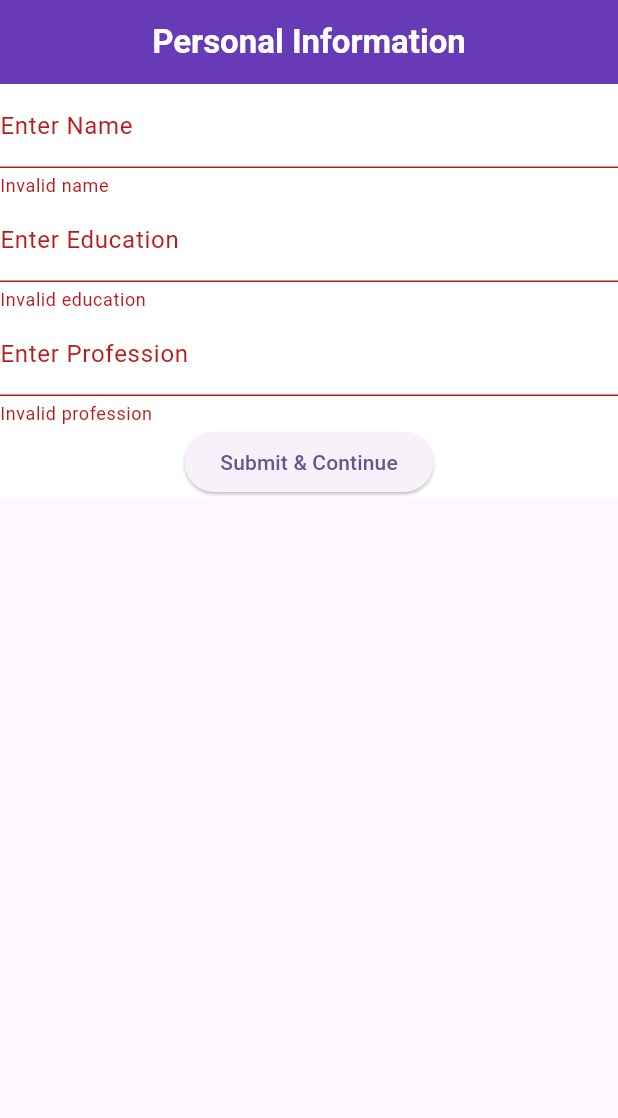
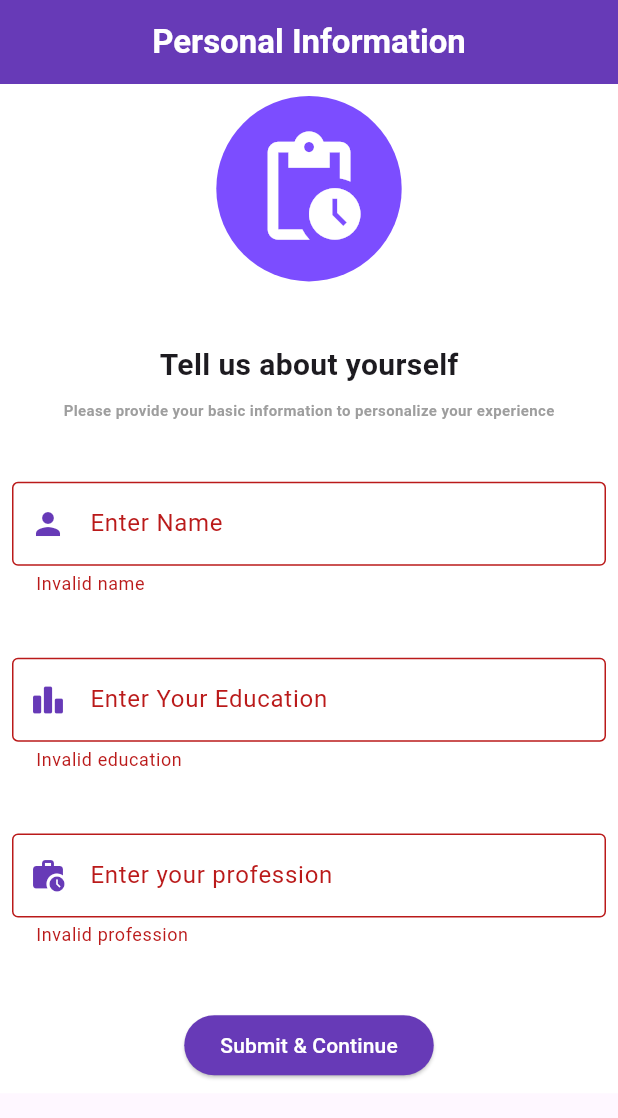
Before and after one commit to abdulsamad010/skillcheck_flutter, a Flutter app: the screen it shows after launch, after a tap on "Submit & Continue", on a phone screen of 412 x 824 dp. Shown: the top 1118 px of the screen. Run offline on Flutter 3.47's test engine with Material 3 defaults, Android fonts, the phone set to English and light mode, and no system bars; our stand-ins replace bloc, flutter_bloc, sqflite; accounts and stored records are empty.

Commit message:
improved personal information screen UI

```diff
--- a/lib/features/personal_information/personal_information_screen.dart
+++ b/lib/features/personal_information/personal_information_screen.dart
@@ -37,6 +37,8 @@ class _PersonalInformationScreenState extends State<PersonalInformationScreen> {
 
   @override
   Widget build(BuildContext context) {
+    final height=MediaQuery.sizeOf(context).height;
+    final width=MediaQuery.sizeOf(context).width;
     return BlocProvider(
       create: (context)=> PersonalBloc(),
       child: Builder(
@@ -45,6 +47,7 @@ class _PersonalInformationScreenState extends State<PersonalInformationScreen> {
             appBar: CustomAppBar(name: "Personal Information"),
 
             body: Container(
+              padding: EdgeInsets.all(8),
               decoration: BoxDecoration(
                 color: Colors.white
               ),
@@ -52,43 +55,86 @@ class _PersonalInformationScreenState extends State<PersonalInformationScreen> {
                 key: formKey,
                 child: SingleChildScrollView(
                   child: Column(
+                    mainAxisAlignment: MainAxisAlignment.spaceBetween,
                     children: [
 
+                      Container(
 
+                      height: width*0.3,width: width*0.3,
+                        decoration: BoxDecoration(
+                          color: Colors.deepPurpleAccent,
+                          borderRadius: BorderRadius.circular(200)
+                        ),
+                        child: Icon(Icons.pending_actions,color: Colors.white,size: width*0.2,)),
+
+                      SizedBox(height: height*0.05,),
+
+                      Text("Tell us about yourself",style: TextStyle(fontSize: 20,fontWeight: FontWeight.bold,)),
+
+                      SizedBox(height: height*0.01,),
+
+                      Text("Please provide your basic information to personalize your experience",style: TextStyle(color: Colors.grey,fontSize: 10,fontWeight: FontWeight.bold,)),
+
+                      SizedBox(height: height*0.05,),
 
                       TextFormField(
                         controller: nameController,
                         validator: validateName,
                         decoration: InputDecoration(
+                          border: OutlineInputBorder(borderSide: BorderSide(
+                            color: Colors.deepPurple,
+
+                          )),
+                          prefixIcon:  Icon(Icons.person,color: Colors.deepPurple,),
                           label: Text("Enter Name")
                         ),
                         autovalidateMode: AutovalidateMode.onUserInteraction,
                       ),
 
+                      SizedBox(height: height*0.05,),
+
                       TextFormField(
                         controller: educationController,
                         validator: validateEducation,
                         decoration: InputDecoration(
-                            label: Text("Enter Education")
+                            border: OutlineInputBorder(borderSide: BorderSide(
+                              color: Colors.deepPurple,
+
+                            )),
+                            prefixIcon:  Icon(Icons.leaderboard_rounded,color: Colors.deepPurple,),
+                            label: Text("Enter Your Education")
                         ),
                         autovalidateMode: AutovalidateMode.onUserInteraction,
                       ),
+
+                      SizedBox(height: height*0.05,),
 
                       TextFormField(
                         controller: professionController,
                         validator: validateProfession,
                         decoration: InputDecoration(
-                            label: Text("Enter Profession")
+                            border: OutlineInputBorder(borderSide: BorderSide(
+                              color: Colors.deepPurple,
+
+                            )),
+                            prefixIcon:  Icon(Icons.work_history,color: Colors.deepPurple,),
+                            label: Text("Enter your profession")
                         ),
                         autovalidateMode: AutovalidateMode.onUserInteraction,
                       ),
 
-                      ElevatedButton(onPressed: (){
+                      SizedBox(height: height*0.05,),
+
+                      ElevatedButton(
+                          style: ElevatedButton.styleFrom(
+                            backgroundColor: Colors.deepPurple
+                          ),
+                          onPressed: (){
                         if(formKey.currentState!.validate()){
                           context.read<PersonalBloc>().add(StorePersonalInfo(professionController.text, educationController.text, nameController.text));
                           Navigator.pushReplacement(context, MaterialPageRoute(builder: (context)=>HomeScreen()));
                         }
-                      }, child: Text("Submit & Continue")),
+                      }, child: Text("Submit & Continue",style: TextStyle(color: Colors.white),)),
 
                     ],
                   ),
```
